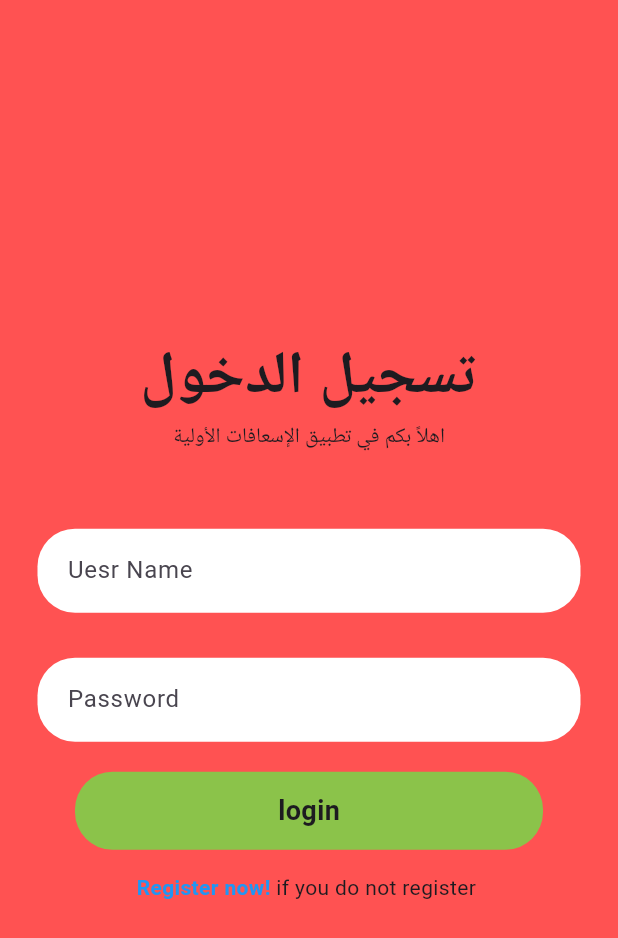
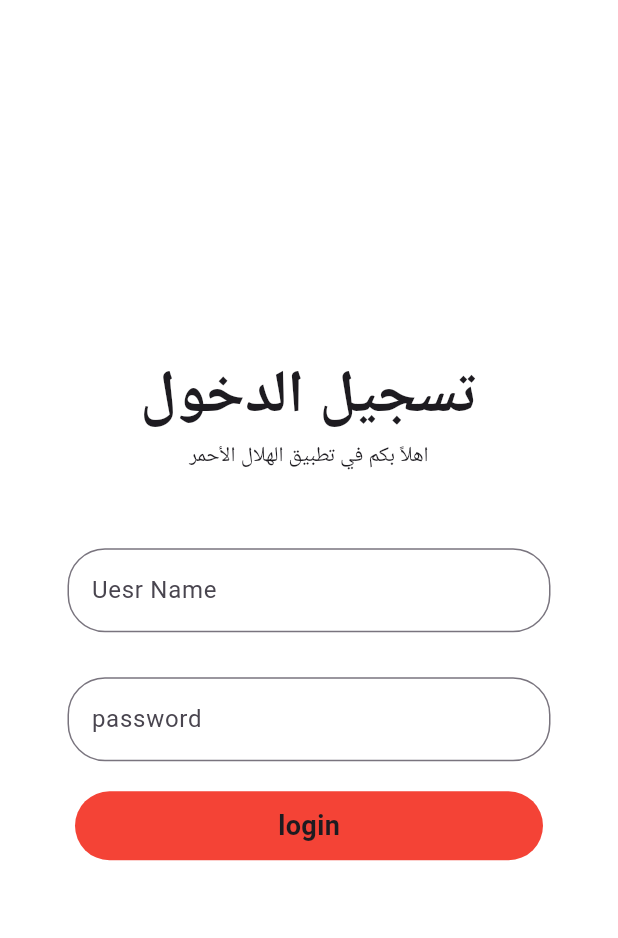
Before and after one commit to ali-abdalkader553/first-aids-app, a Flutter app: the screen it shows after launch, on a phone screen of 412 x 824 dp. Shown: the top 938 px of the screen. Run offline on Flutter 3.47's test engine with Material 3 defaults, Android fonts, the phone set to English and light mode, and no system bars; our stand-ins replace awesome_dialog, cloud_firestore, dash_chat_2, dio, firebase_auth, firebase_core and 3 more; missing offline and left inert: chat_gpt_sdk; accounts and stored records are empty.

Commit message:
edit loginpage

```diff
--- a/lib/screens/User/LoginPage.dart
+++ b/lib/screens/User/LoginPage.dart
@@ -49,7 +49,7 @@ class _LoginScreenstate extends State<LoginPage> {
   @override
   Widget build(BuildContext context) {
     return Scaffold(
-      backgroundColor: Colors.redAccent,
+      backgroundColor: Colors.white,
       body: Center(
         child: Column(
           mainAxisAlignment: MainAxisAlignment.center,
@@ -62,7 +62,7 @@ class _LoginScreenstate extends State<LoginPage> {
               ),
             ),
             Text(
-              'اهلاً بكم في تطبيق الإسعافات الأولية',
+              'اهلاً بكم في تطبيق الهلال الأحمر',
             ),
             SizedBox(
               height: 50.0,
@@ -83,7 +83,9 @@ class _LoginScreenstate extends State<LoginPage> {
                   child: TextField(
                     controller: _emailControlar,
                     decoration: InputDecoration(
-                      border: InputBorder.none,
+                      border: OutlineInputBorder(
+                          borderSide: BorderSide(color: Colors.red),
+                          borderRadius: BorderRadius.circular(25)),
                       labelText: 'Uesr Name',
                     ),
                   ),
@@ -100,7 +102,7 @@ class _LoginScreenstate extends State<LoginPage> {
               child: Container(
                 decoration: BoxDecoration(
                   borderRadius: BorderRadius.circular(25),
-                  color: Colors.white,
+                  // color: Colors.red[300],
                 ),
                 child: Padding(
                   padding: const EdgeInsets.symmetric(
@@ -110,9 +112,10 @@ class _LoginScreenstate extends State<LoginPage> {
                     controller: _passwordControlar,
                     obscureText: true,
                     decoration: InputDecoration(
-                      border: InputBorder.none,
-                      labelText: 'Password',
-                    ),
+                        labelText: 'password',
+                        border: OutlineInputBorder(
+                            borderSide: BorderSide(color: Colors.red),
+                            borderRadius: BorderRadius.circular(25))),
                   ),
                 ),
               ),
@@ -125,9 +128,10 @@ class _LoginScreenstate extends State<LoginPage> {
                 horizontal: 50.0,
               ),
               child: Container(
-                padding: EdgeInsets.all(13.0),
+                width: double.infinity,
+                padding: EdgeInsets.all(10.0),
                 decoration: BoxDecoration(
-                  color: Colors.lightGreen,
+                  color: Colors.red,
                   borderRadius: BorderRadius.circular(25.0),
                 ),
                 child: GestureDetector(
@@ -151,18 +155,7 @@ class _LoginScreenstate extends State<LoginPage> {
             ),
             const Row(
               mainAxisAlignment: MainAxisAlignment.center,
-              children: [
-                Text(
-                  'Register now! ',
-                  style: TextStyle(
-                    fontWeight: FontWeight.bold,
-                    color: Colors.blue,
-                  ),
-                ),
-                Text(
-                  'if you do not register ',
-                ),
-              ],
+              children: [],
             ),
           ],
         ),
```
